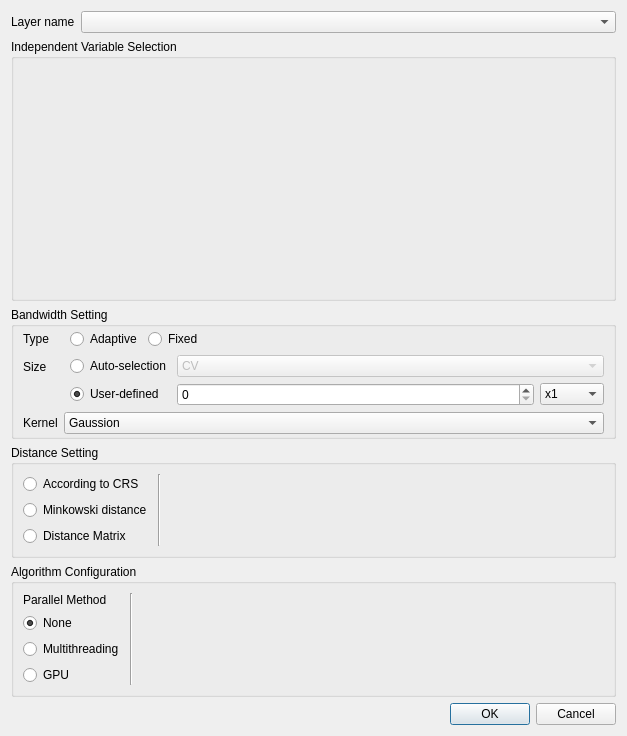
Above: gwmgwpcaoptionsdialog.ui from GWmodel-Lab/GWmodelS before the change. Below: the same form after it.
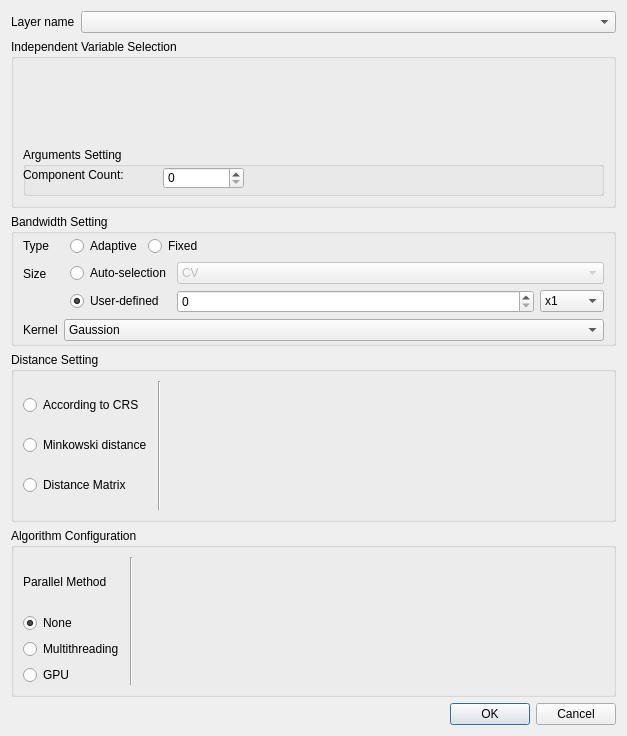
That is the form after the change. Custom widgets are drawn as their Qt base class.

The edit to the form file:
```diff
--- a/gwmgwpcaoptionsdialog.ui
+++ b/gwmgwpcaoptionsdialog.ui
@@ -13,7 +13,7 @@
   <property name="windowTitle">
    <string>GWR Configure</string>
   </property>
-  <layout class="QVBoxLayout" name="verticalLayout_3" stretch="0,1,0,0,0,0">
+  <layout class="QVBoxLayout" name="verticalLayout_3" stretch="0,0,0,0,0,0">
    <item>
     <layout class="QFormLayout" name="formLayout_6">
      <item row="0" column="0">
@@ -39,10 +39,46 @@
      <property name="title">
       <string>Independent Variable Selection</string>
      </property>
-     <layout class="QVBoxLayout" name="verticalLayout_4" stretch="1">
+     <layout class="QVBoxLayout" name="verticalLayout_4" stretch="1,0">
       <item>
        <widget class="GwmIndepVarSelectorWidget" name="mIndepVarSelector" native="true"/>
       </item>
+      <item>
+       <widget class="QGroupBox" name="groupBox_4">
+        <property name="minimumSize">
+         <size>
+          <width>0</width>
+          <height>49</height>
+         </size>
+        </property>
+        <property name="title">
+         <string>Arguments Setting</string>
+        </property>
+        <widget class="QLabel" name="label_10">
+         <property name="geometry">
+          <rect>
+           <x>0</x>
+           <y>20</y>
+           <width>131</width>
+           <height>16</height>
+          </rect>
+         </property>
+         <property name="text">
+          <string>Component Count:</string>
+         </property>
+        </widget>
+        <widget class="QSpinBox" name="mKspinBox">
+         <property name="geometry">
+          <rect>
+           <x>140</x>
+           <y>20</y>
+           <width>81</width>
+           <height>22</height>
+          </rect>
+         </property>
+        </widget>
+       </widget>
+      </item>
      </layout>
     </widget>
    </item>
```
